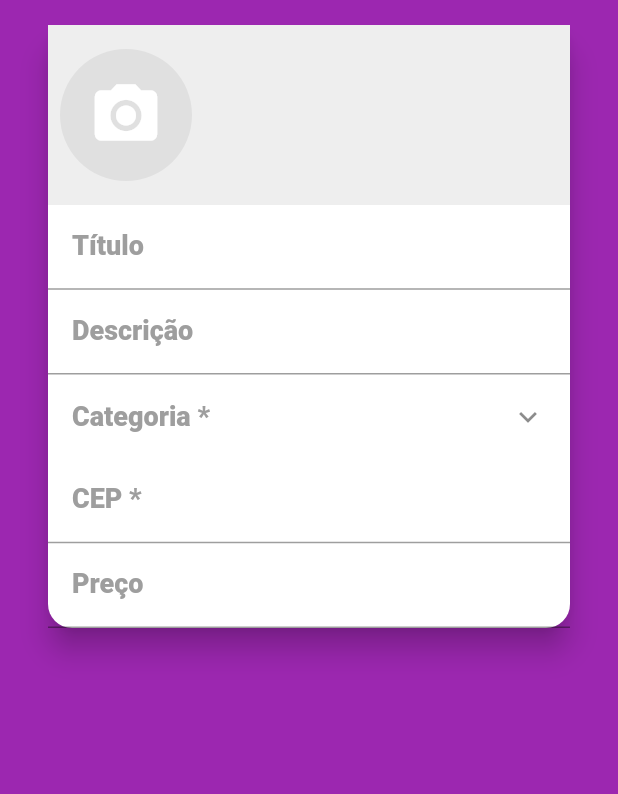
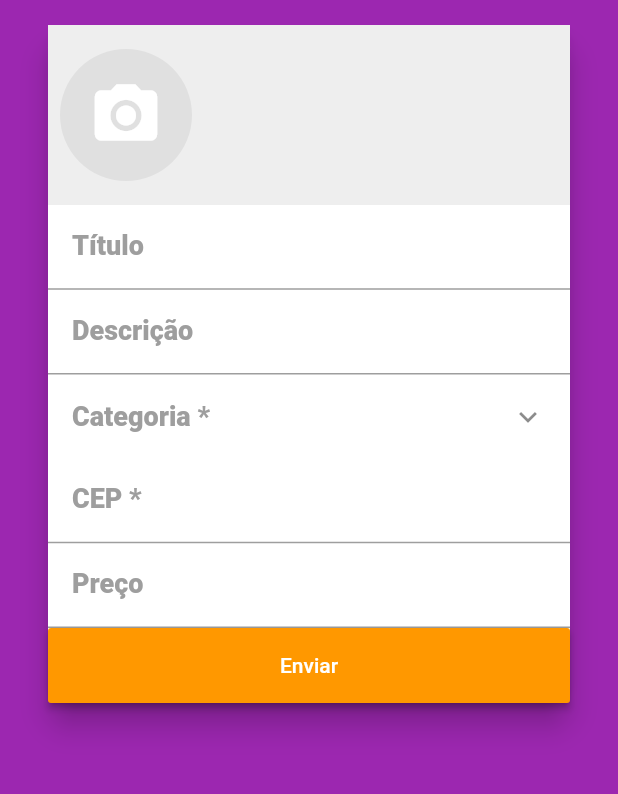
Before and after one commit to yuriboeira11tx/xlo_mobx, a Flutter app: the screen it shows after launch, swiped to page 2, on a phone screen of 412 x 824 dp, the part 59-853 px from its top. Run offline on Flutter 3.47's test engine with Material 2 defaults, Android fonts, the phone set to English and light mode, and no system bars; our stand-ins replace brasil_fields, dio, flutter_mobx, get_it, image_cropper, image_picker and 5 more; missing offline and left inert: dart:ffi; accounts and stored records are empty; generated files the repository leaves out were written again; network calls fail; statements that could not run were skipped.

Commit message:
Busca e gerencia do CEP concluída

```diff
--- a/lib/screens/create/components/cep_field.dart
+++ b/lib/screens/create/components/cep_field.dart
@@ -10,6 +10,7 @@ class CEPField extends StatelessWidget {
   @override
   Widget build(BuildContext context) {
     return Column(
+      crossAxisAlignment: CrossAxisAlignment.stretch,
       children: [
         TextFormField(
           onChanged: cepStore.setCep,
@@ -34,11 +35,15 @@ class CEPField extends StatelessWidget {
               !cepStore.loading) {
             return Container();
           } else if (cepStore.address == null && cepStore.error == null) {
-            return LinearProgressIndicator();
+            return LinearProgressIndicator(
+              valueColor: AlwaysStoppedAnimation(Colors.purple),
+              backgroundColor: Colors.transparent,
+            );
           } else if (cepStore.error != null) {
             return Container(
               color: Colors.red.withAlpha(100),
               height: 50,
+              alignment: Alignment.center,
               padding: EdgeInsets.all(8),
               child: Text(
                 cepStore.error,
@@ -55,12 +60,14 @@ class CEPField extends StatelessWidget {
               color: Colors.red.withAlpha(150),
               height: 50,
               padding: EdgeInsets.all(8),
+              alignment: Alignment.center,
               child: Text(
                 'Localização: ${a.district}, ${a.city.name} - ${a.uf.initials}',
                 style: TextStyle(
                   fontWeight: FontWeight.w600,
                   color: Colors.white,
                 ),
+                textAlign: TextAlign.center,
               ),
             );
           }
--- a/lib/screens/create/create_screen.dart
+++ b/lib/screens/create/create_screen.dart
@@ -1,6 +1,7 @@
 import 'package:brasil_fields/brasil_fields.dart';
 import 'package:flutter/material.dart';
 import 'package:flutter/services.dart';
+import 'package:flutter_mobx/flutter_mobx.dart';
 import 'package:xlo_mobx/components/custom_drawer/custom_drawer.dart';
 import 'package:xlo_mobx/screens/create/components/category_field.dart';
 import 'package:xlo_mobx/screens/create/components/cep_field.dart';
@@ -27,23 +28,25 @@ class CreateScreen extends StatelessWidget {
       body: Card(
         margin: EdgeInsets.symmetric(horizontal: 32),
         shape: RoundedRectangleBorder(
-          borderRadius: BorderRadius.circular(16),
+          borderRadius: BorderRadius.circular(15),
         ),
         elevation: 8,
-        child: Column(
+        child: Observer(builder: (_) {
+          return Column(
+            crossAxisAlignment: CrossAxisAlignment.stretch,
             mainAxisSize: MainAxisSize.min,
             children: [
               ImagesField(createStore),
-
               TextFormField(
+                onChanged: createStore.setTitle,
                 decoration: InputDecoration(
                   labelText: "Título",
                   labelStyle: labelStyle,
                   contentPadding: contentPadding,
                 ),
               ),
-
               TextFormField(
+                onChanged: createStore.setDescription,
                 decoration: InputDecoration(
                   labelText: "Descrição",
                   labelStyle: labelStyle,
@@ -51,12 +54,10 @@ class CreateScreen extends StatelessWidget {
                 ),
                 maxLines: null,
               ),
-
               CategoryField(createStore),
-
               CEPField(),
-
               TextFormField(
+                onChanged: createStore.setPrice,
                 decoration: InputDecoration(
                   labelText: "Preço",
                   labelStyle: labelStyle,
@@ -69,8 +70,20 @@ class CreateScreen extends StatelessWidget {
                   RealInputFormatter(centavos: true),
                 ],
               ),
+              SizedBox(
+                height: 50,
+                child: RaisedButton(
+                  onPressed: () {},
+                  child: Text("Enviar"),
+                  textColor: Colors.white,
+                  color: Colors.orange,
+                  disabledColor: Colors.orange.withAlpha(120),
+                  materialTapTargetSize: MaterialTapTargetSize.shrinkWrap,
+                ),
+              ),
             ],
-        ),
+          );
+        }),
       ),
     );
   }
--- a/lib/stores/cep_store.dart
+++ b/lib/stores/cep_store.dart
@@ -24,7 +24,6 @@ abstract class _CEPStoreBase with Store {
 
   @computed
   String get clearCep => cep.replaceAll(RegExp('[^0-9]'), '');
-
 
   @observable
   Address address;
```
Also changed, not shown: lib/models/ad.dart (added, +18 -0 lines), lib/stores/create_store.dart (+41 -0 lines), lib/stores/create_store.g.dart. Lines whose indentation alone changed are shown as unchanged.
